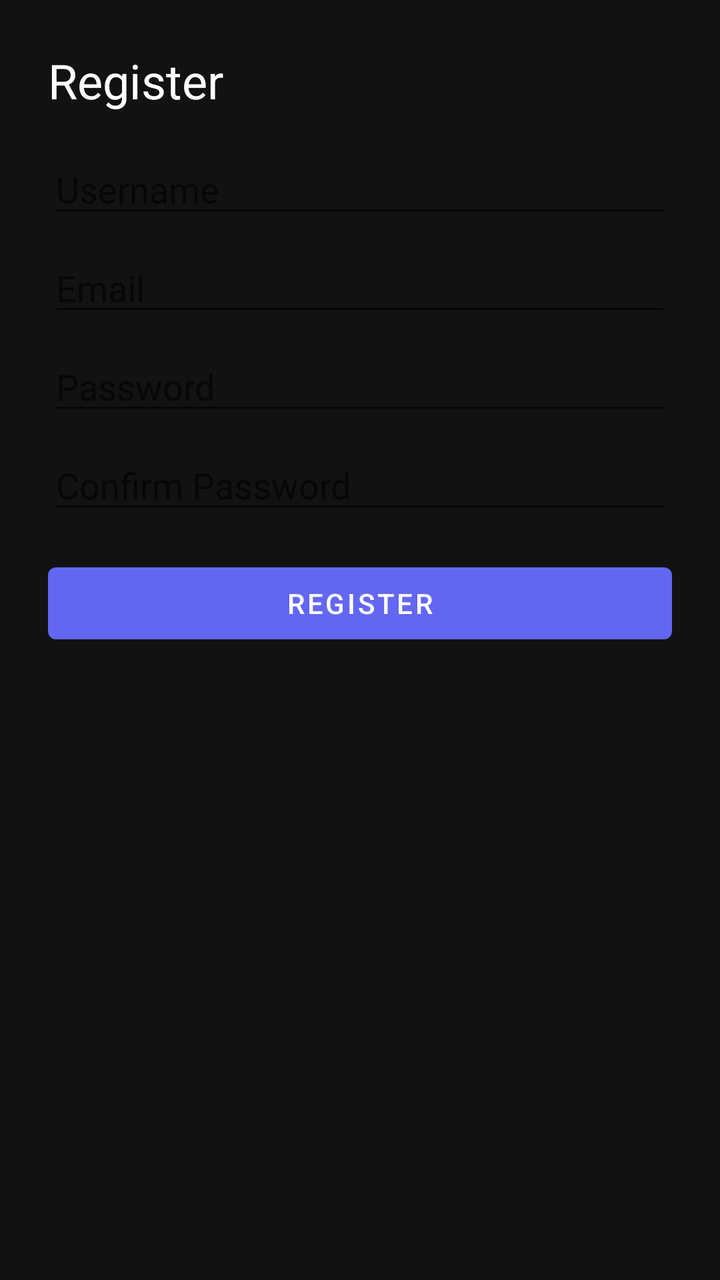
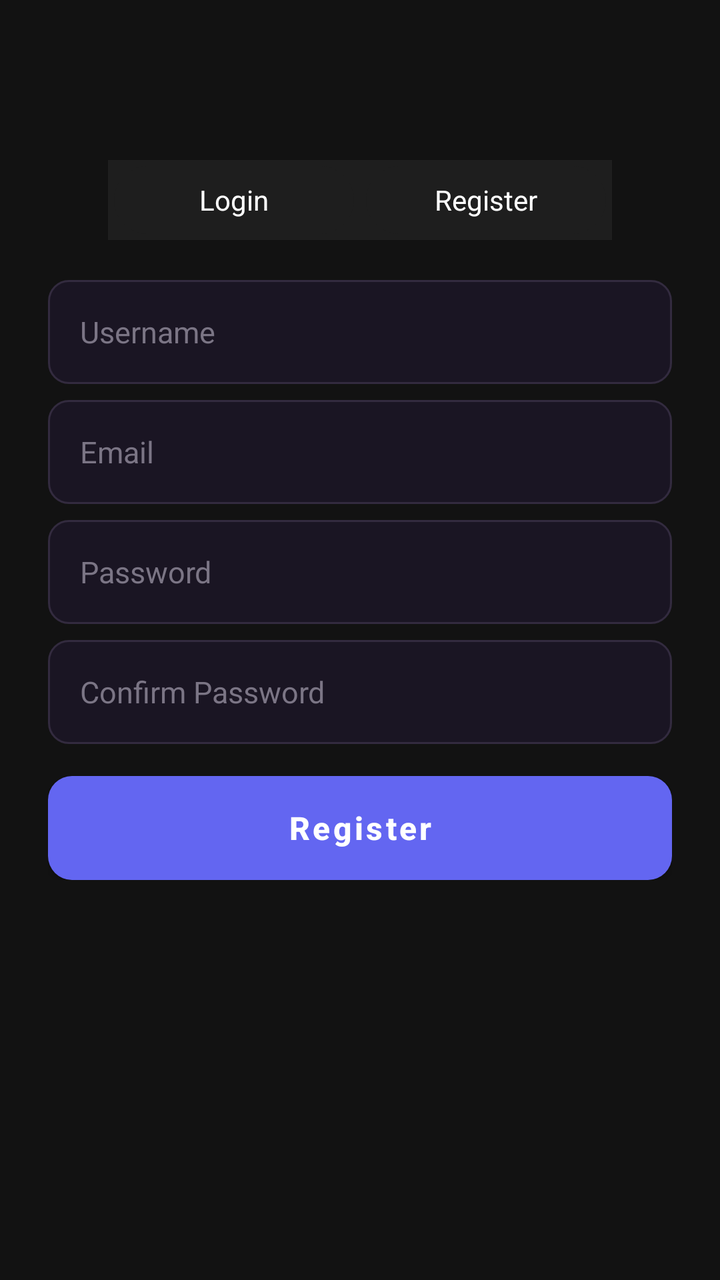

Before-and-after screenshots of an Android layout around one commit, followed by the original layout XML and the change that was made.
<!-- AndroidManifest.xml: activity theme Theme.MyApplication.WithActionBar -->
<!-- res/layout/activity_register.xml -->
<?xml version="1.0" encoding="utf-8"?>
<ScrollView xmlns:android="http://schemas.android.com/apk/res/android"
    android:layout_width="match_parent"
    android:layout_height="match_parent"
    android:padding="24dp">

    <LinearLayout
        android:orientation="vertical"
        android:layout_width="match_parent"
        android:layout_height="wrap_content">

        <TextView
            android:layout_width="wrap_content"
            android:layout_height="wrap_content"
            android:text="Register"
            android:textSize="24sp"
            android:layout_marginBottom="16dp" />

        <EditText
            android:id="@+id/etName"
            android:layout_width="match_parent"
            android:layout_height="wrap_content"
            android:hint="Username" />

        <EditText
            android:id="@+id/etEmail"
            android:layout_width="match_parent"
            android:layout_height="wrap_content"
            android:hint="Email"
            android:layout_marginTop="8dp" />

        <EditText
            android:id="@+id/etPassword"
            android:layout_width="match_parent"
            android:layout_height="wrap_content"
            android:hint="Password"
            android:inputType="textPassword"
            android:layout_marginTop="8dp" />

        <EditText
            android:id="@+id/etPasswordConfirm"
            android:layout_width="match_parent"
            android:layout_height="wrap_content"
            android:hint="Confirm Password"
            android:inputType="textPassword"
            android:layout_marginTop="8dp" />

        <Button
            android:id="@+id/btnRegisterSubmit"
            android:layout_width="match_parent"
            android:layout_height="wrap_content"
            android:text="Register"
            android:layout_marginTop="16dp" />

    </LinearLayout>
</ScrollView>
<!-- resources referenced by this layout -->
<resources>
  <style name="Theme.MyApplication.WithActionBar" parent="Theme.MaterialComponents.DayNight.DarkActionBar">
          
          <item name="colorPrimary">@color/accent_purple_start</item>
          <item name="colorPrimaryVariant">@color/accent_purple_end</item>
          <item name="colorOnPrimary">@color/text_primary</item>
  
          <item name="colorSecondary">@color/accent_green</item>
          <item name="colorOnSecondary">@color/text_primary</item>
  
          <item name="android:statusBarColor">@color/bg_default</item>
          <item name="android:navigationBarColor">@color/bg_default</item>
  
          
          <item name="android:colorBackground">@color/bg_default</item>
          <item name="android:textColor">@color/text_primary</item>
          <item name="android:windowBackground">@color/bg_default</item>
      </style>
  <color name="accent_purple_start">#6366F1</color>
  <color name="accent_purple_end">#8B5CF6</color>
  <color name="text_primary">#FFFFFF</color>
  <color name="accent_green">#10B981</color>
  <color name="bg_default">#121212</color>
</resources>

<!-- the commit's change to res/layout/activity_register.xml (unified diff, before → after) -->
@@ -2,54 +2,118 @@
 <ScrollView xmlns:android="http://schemas.android.com/apk/res/android"
     android:layout_width="match_parent"
     android:layout_height="match_parent"
-    android:padding="24dp">
+    android:background="@color/bg_default">
 
     <LinearLayout
         android:orientation="vertical"
         android:layout_width="match_parent"
-        android:layout_height="wrap_content">
+        android:layout_height="wrap_content"
+        android:paddingLeft="24dp"
+        android:paddingRight="24dp"
+        android:paddingBottom="24dp"
+        android:paddingTop="80dp">
 
-        <TextView
+        
+        <LinearLayout
             android:layout_width="wrap_content"
-            android:layout_height="wrap_content"
-            android:text="Register"
-            android:textSize="24sp"
-            android:layout_marginBottom="16dp" />
+            android:layout_height="40dp"
+            android:layout_gravity="center_horizontal"
+            android:layout_marginBottom="20dp"
+            android:background="@color/card_bg"
+            android:clipChildren="false"
+            android:clipToPadding="false"
+            android:orientation="horizontal"
+            android:padding="3dp">
+
+            <TextView
+                android:id="@+id/toggleLogin"
+                android:layout_width="120dp"
+                android:layout_height="match_parent"
+                android:background="@drawable/bg_toggle_selected"
+                android:gravity="center"
+                android:paddingLeft="8dp"
+                android:paddingRight="8dp"
+                android:text="Login"
+                android:textColor="@color/text_primary" />
+
+            <TextView
+                android:id="@+id/toggleRegister"
+                android:layout_width="120dp"
+                android:layout_height="match_parent"
+                android:layout_marginStart="6dp"
+                android:background="@drawable/bg_toggle_selected"
+                android:gravity="center"
+                android:paddingLeft="8dp"
+                android:paddingRight="8dp"
+                android:state_selected="false"
+                android:text="Register"
+                android:textColor="@color/text_primary" />
+        </LinearLayout>
 
         <EditText
             android:id="@+id/etName"
             android:layout_width="match_parent"
-            android:layout_height="wrap_content"
-            android:hint="Username" />
+            android:layout_height="52dp"
+            android:background="@drawable/bg_input"
+            android:paddingLeft="16dp"
+            android:paddingRight="16dp"
+            android:hint="Username"
+            android:textColor="@color/text_primary"
+            android:textColorHint="@color/text_muted"
+            android:textSize="15sp" />
 
         <EditText
             android:id="@+id/etEmail"
             android:layout_width="match_parent"
-            android:layout_height="wrap_content"
+            android:layout_height="52dp"
+            android:background="@drawable/bg_input"
+            android:paddingLeft="16dp"
+            android:paddingRight="16dp"
             android:hint="Email"
+            android:textColor="@color/text_primary"
+            android:textColorHint="@color/text_muted"
+            android:textSize="15sp"
+            android:inputType="textEmailAddress"
             android:layout_marginTop="8dp" />
 
         <EditText
             android:id="@+id/etPassword"
             android:layout_width="match_parent"
-            android:layout_height="wrap_content"
+            android:layout_height="52dp"
+            android:background="@drawable/bg_input"
+            android:paddingLeft="16dp"
+            android:paddingRight="16dp"
             android:hint="Password"
+            android:textColor="@color/text_primary"
+            android:textColorHint="@color/text_muted"
+            android:textSize="15sp"
             android:inputType="textPassword"
             android:layout_marginTop="8dp" />
 
         <EditText
             android:id="@+id/etPasswordConfirm"
             android:layout_width="match_parent"
-            android:layout_height="wrap_content"
+            android:layout_height="52dp"
+            android:background="@drawable/bg_input"
+            android:paddingLeft="16dp"
+            android:paddingRight="16dp"
             android:hint="Confirm Password"
+            android:textColor="@color/text_primary"
+            android:textColorHint="@color/text_muted"
+            android:textSize="15sp"
             android:inputType="textPassword"
             android:layout_marginTop="8dp" />
 
         <Button
             android:id="@+id/btnRegisterSubmit"
             android:layout_width="match_parent"
-            android:layout_height="wrap_content"
+            android:layout_height="52dp"
+            android:background="@drawable/bg_button_primary"
             android:text="Register"
+            android:textColor="@color/text_primary"
+            android:textSize="16sp"
+            android:textAllCaps="false"
+            android:textStyle="bold"
             android:layout_marginTop="16dp" />
 
     </LinearLayout>
<!-- resource entries referenced after the edit -->
@@ -19,8 +19,47 @@
       </style>
   <color name="accent_purple_start">#6366F1</color>
   <color name="accent_purple_end">#8B5CF6</color>
+  <color name="input_bg">#1A1523</color>
+  <color name="input_stroke">#332B3F</color>
   <color name="text_primary">#FFFFFF</color>
+  <!-- drawable bg_button_primary (drawable) -->
+  <?xml version="1.0" encoding="utf-8"?>
+  <shape xmlns:android="http://schemas.android.com/apk/res/android" android:shape="rectangle">
+      <gradient
+          android:angle="0"
+          android:startColor="@color/accent_purple_start"
+          android:endColor="@color/accent_purple_end"
+          android:type="linear" />
+      <corners android:radius="12dp" />
+      <size android:height="48dp" />
+  </shape>
+  <!-- drawable bg_input (drawable) -->
+  <?xml version="1.0" encoding="utf-8"?>
+  <shape xmlns:android="http://schemas.android.com/apk/res/android" android:shape="rectangle">
+      <solid android:color="@color/input_bg" />
+      <stroke android:width="1dp" android:color="@color/input_stroke" />
+      <corners android:radius="10dp" />
+      <padding android:left="12dp" android:top="12dp" android:right="12dp" android:bottom="12dp" />
+  </shape>
+  <!-- drawable bg_toggle_selected (drawable) -->
+  <?xml version="1.0" encoding="utf-8"?>
+  <selector xmlns:android="http://schemas.android.com/apk/res/android">
+      <item android:state_selected="true">
+          <shape android:shape="rectangle">
+              <solid android:color="@color/accent_purple_start" />
+              <corners android:radius="24dp" />
+          </shape>
+      </item>
+      <item>
+          <shape android:shape="rectangle">
+              <solid android:color="@color/card_bg" />
+              <corners android:radius="24dp" />
+          </shape>
+      </item>
+  </selector>
   <color name="accent_green">#10B981</color>
   <color name="bg_default">#121212</color>
+  <color name="card_bg">#1E1E1E</color>
+  <color name="text_muted">#7B7585</color>
 </resources>
 
